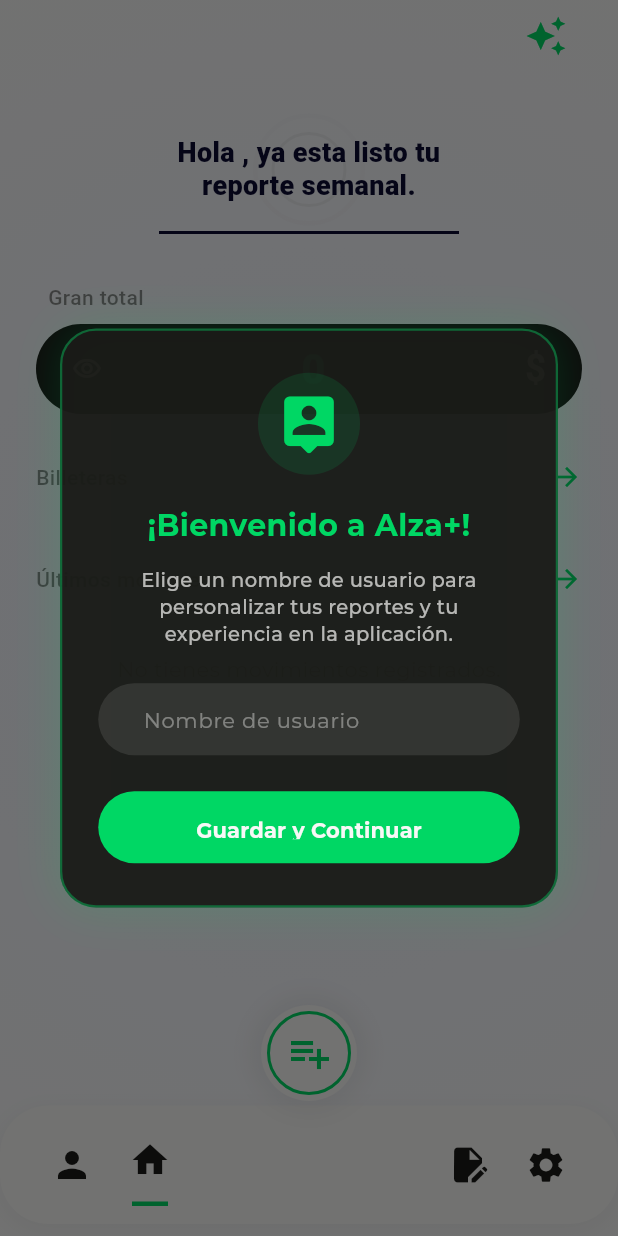
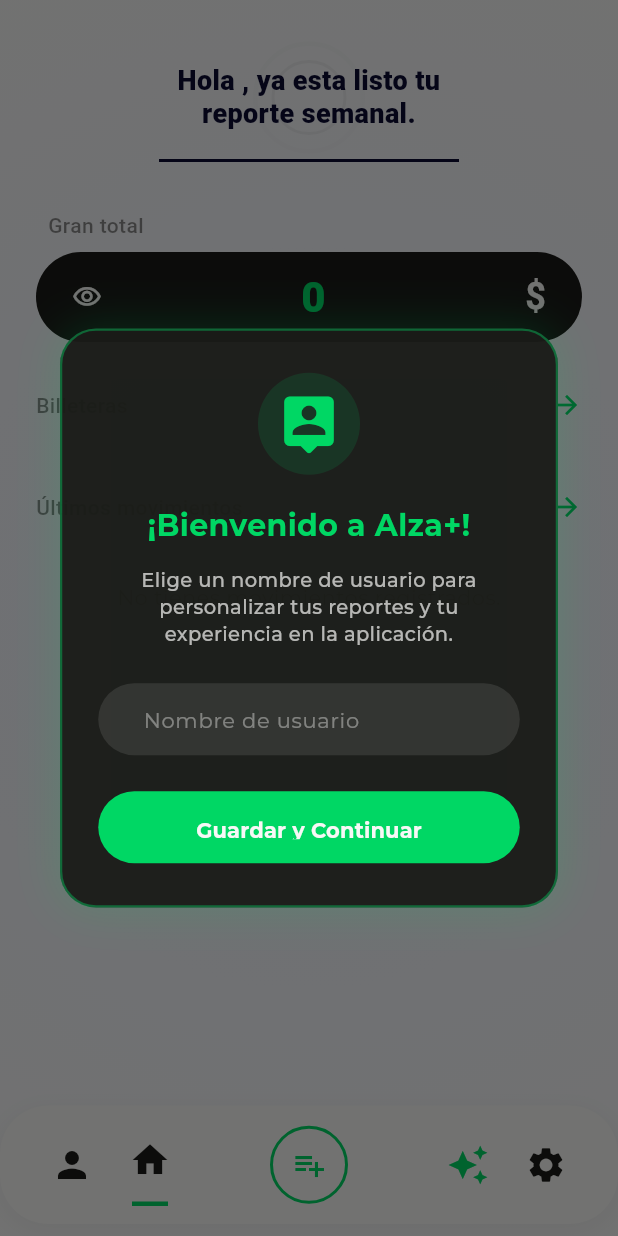
Before and after one commit to St4flz/alza_repository, a Flutter app: the screen it shows once a user with an empty profile is signed in, on a phone screen of 412 x 824 dp. Run offline on Flutter 3.47's test engine with Material 3 defaults, Android fonts, the phone set to English and light mode, and no system bars; our stand-ins replace dio, flutter_chat_types, flutter_chat_ui, flutter_dotenv, flutter_svg, go_router and 4 more; accounts and stored records are empty; project files that could hold a hidden picture were left out.

Commit message:
fix(transfer botton): reposicionamiento de botones agregar transferencia y acceder ala gente

```diff
--- a/lib/features/home/views/components/custom_bottom_nav.dart
+++ b/lib/features/home/views/components/custom_bottom_nav.dart
@@ -11,13 +11,13 @@
     super.key,
     this.onPersonTap,
     this.onHomeTap,
-    this.onDocumentTap,
+    this.onAgentTap,
     this.onSettingsTap,
   });
 
   final VoidCallback? onPersonTap;
   final VoidCallback? onHomeTap;
-  final VoidCallback? onDocumentTap;
+  final VoidCallback? onAgentTap;
   final VoidCallback? onSettingsTap;
 
   void _showUserOptionsBottomSheet(BuildContext context) {
@@ -289,13 +289,27 @@
                 ),
               ],
             ),
+            Container(
+              decoration: BoxDecoration(
+                shape: BoxShape.circle,
+                border: Border.all(color: AppColors.verde.solid, width: 2),
+              ),
+              child: IconButton(
+                onPressed: () => context.push('/add-movement'),
+                icon: Icon(
+                  Icons.playlist_add,
+                  color: AppColors.verde.solid,
+                  size: 24,
+                ),
+              ),
+            ),
             Row(
               children: [
                 IconButton(
-                  onPressed: onDocumentTap ?? () {},
+                  onPressed: onAgentTap ?? () => context.push('/chat'),
                   icon: Icon(
-                    Icons.edit_document,
-                    color: AppColors.negro.solid,
+                    Icons.auto_awesome,
+                    color: AppColors.verde.solid,
                     size: 28,
                   ),
                 ),
--- a/lib/features/home/views/home_view.dart
+++ b/lib/features/home/views/home_view.dart
@@ -105,13 +105,6 @@
               child: Column(
                 crossAxisAlignment: CrossAxisAlignment.stretch,
                 children: [
-                  Align(
-                    alignment: Alignment.centerRight,
-                    child: IconButton(
-                      icon: Icon(Icons.auto_awesome, color: AppColors.verde.solid, size: 28),
-                      onPressed: () => context.push('/chat'),
-                    ),
-                  ),
                   HeaderSection(
                     userName: authProvider.profile?['username']?.isNotEmpty == true
                         ? authProvider.profile!['username']
@@ -191,35 +184,6 @@
             ),
           ),
         ),
-        floatingActionButton: Container(
-          padding: const EdgeInsets.all(4),
-          margin: const EdgeInsets.only(bottom: 70),
-          decoration: BoxDecoration(
-            shape: BoxShape.circle,
-            color: AppColors.blanco.solid,
-            boxShadow: [
-              BoxShadow(
-                color: AppColors.negro.withOpacity(0.05),
-                spreadRadius: 8,
-                blurRadius: 10,
-              ),
-            ],
-          ),
-          child: FloatingActionButton(
-            onPressed: () => context.push('/add-movement'),
-            backgroundColor: AppColors.blanco.solid,
-            elevation: 0,
-            shape: CircleBorder(
-              side: BorderSide(color: AppColors.verde.solid, width: 2),
-            ),
-            child: Icon(
-              Icons.playlist_add,
-              color: AppColors.verde.solid,
-              size: 32,
-            ),
-          ),
-        ),
-        floatingActionButtonLocation: FloatingActionButtonLocation.centerDocked,
         bottomNavigationBar: const CustomBottomNav(),
       ),
     );
```
